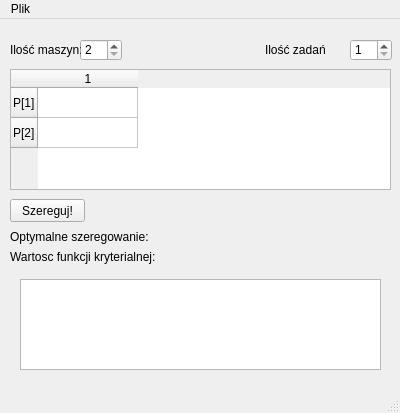
Qt form ui/mainwindow.ui (Zegis/MPD-helper) before a commit.
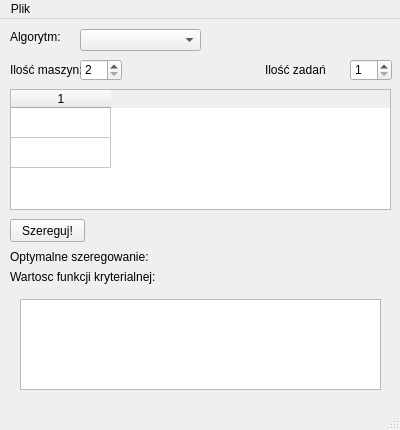
The same form after that commit.

Commit message: Updated GUI to work with FIFO

Patch:
```diff
--- a/ui/mainwindow.ui
+++ b/ui/mainwindow.ui
@@ -7,7 +7,7 @@
     <x>0</x>
     <y>0</y>
     <width>400</width>
-    <height>413</height>
+    <height>430</height>
    </rect>
   </property>
   <property name="windowTitle">
@@ -18,7 +18,7 @@
     <property name="geometry">
      <rect>
       <x>10</x>
-      <y>50</y>
+      <y>70</y>
       <width>381</width>
       <height>121</height>
      </rect>
@@ -33,7 +33,7 @@
      <number>1</number>
     </property>
     <attribute name="verticalHeaderVisible">
-     <bool>true</bool>
+     <bool>false</bool>
     </attribute>
     <row>
      <property name="text">
@@ -51,7 +51,7 @@
     <property name="geometry">
      <rect>
       <x>10</x>
-      <y>210</y>
+      <y>230</y>
       <width>361</width>
       <height>16</height>
      </rect>
@@ -64,7 +64,7 @@
     <property name="geometry">
      <rect>
       <x>10</x>
-      <y>180</y>
+      <y>200</y>
       <width>75</width>
       <height>23</height>
      </rect>
@@ -77,7 +77,7 @@
     <property name="geometry">
      <rect>
       <x>80</x>
-      <y>20</y>
+      <y>40</y>
       <width>42</width>
       <height>22</height>
      </rect>
@@ -96,7 +96,7 @@
     <property name="geometry">
      <rect>
       <x>350</x>
-      <y>20</y>
+      <y>40</y>
       <width>42</width>
       <height>22</height>
      </rect>
@@ -112,7 +112,7 @@
     <property name="geometry">
      <rect>
       <x>265</x>
-      <y>20</y>
+      <y>40</y>
       <width>71</width>
       <height>21</height>
      </rect>
@@ -125,7 +125,7 @@
     <property name="geometry">
      <rect>
       <x>10</x>
-      <y>20</y>
+      <y>40</y>
       <width>71</width>
       <height>21</height>
      </rect>
@@ -138,7 +138,7 @@
     <property name="geometry">
      <rect>
       <x>10</x>
-      <y>230</y>
+      <y>250</y>
       <width>371</width>
       <height>16</height>
      </rect>
@@ -151,7 +151,7 @@
     <property name="geometry">
      <rect>
       <x>20</x>
-      <y>260</y>
+      <y>280</y>
       <width>361</width>
       <height>91</height>
      </rect>
@@ -161,7 +161,7 @@
     <property name="geometry">
      <rect>
       <x>220</x>
-      <y>180</y>
+      <y>200</y>
       <width>161</width>
       <height>21</height>
      </rect>
@@ -170,6 +170,29 @@
      <string/>
     </property>
    </widget>
+   <widget class="QLabel" name="label_3">
+    <property name="geometry">
+     <rect>
+      <x>10</x>
+      <y>10</y>
+      <width>71</width>
+      <height>16</height>
+     </rect>
+    </property>
+    <property name="text">
+     <string>Algorytm:</string>
+    </property>
+   </widget>
+   <widget class="QComboBox" name="AlgorithmBox">
+    <property name="geometry">
+     <rect>
+      <x>80</x>
+      <y>10</y>
+      <width>121</width>
+      <height>22</height>
+     </rect>
+    </property>
+   </widget>
   </widget>
   <widget class="QMenuBar" name="menuBar">
    <property name="geometry">
```
Left out of the diff: 4 changed lines with no effect on the pictures. The commit also changes 4 other files.
